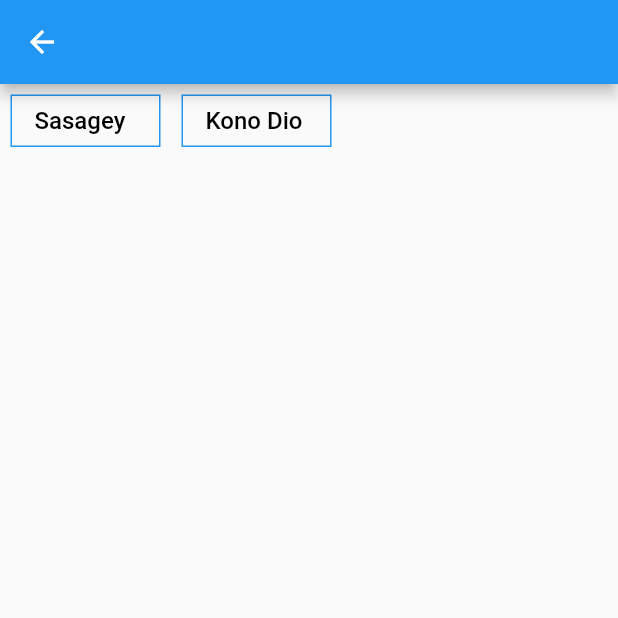
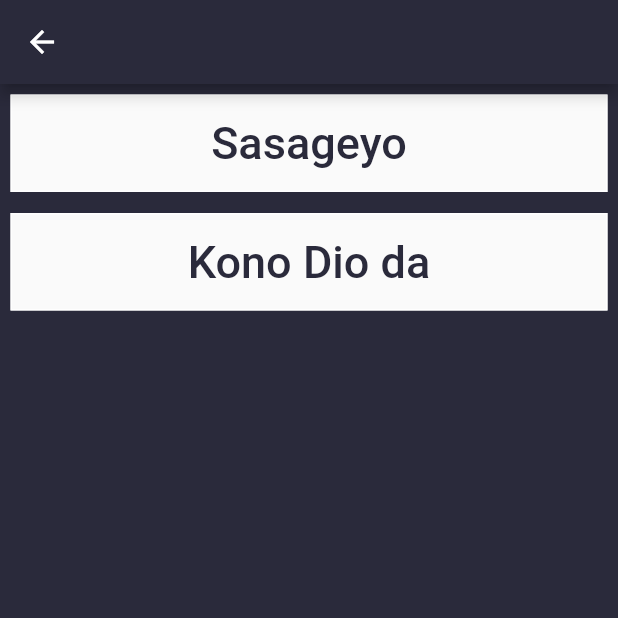
Before and after one commit to adianbu/sasageyo_alarm_app, a Flutter app: the Alarm screen opened by its route, after a tap on "Alarm Ringtone", on a phone screen of 412 x 824 dp, the top half of it. Run offline on Flutter 3.47's test engine with Material 2 defaults, Android fonts, the light colour scheme and no system bars; drawn by our look-alikes of custom_radio_grouped_button; our stand-ins replace flutter_local_notifications, sqflite; accounts and stored records are empty.

Commit message:
App almost complete

```diff
--- a/lib/alarm.dart
+++ b/lib/alarm.dart
@@ -1,3 +1,4 @@
+import 'package:sasageyo/main.dart';
 import 'package:sasageyo/utils/clientModel.dart';
 import 'package:sasageyo/utils/database.dart';
 import 'package:flutter/material.dart';
@@ -59,7 +60,11 @@
   @override
   Widget build(BuildContext context) {
     return Scaffold(
+      backgroundColor: Color(0xFF2A2A3B),
       appBar: AppBar(
+        elevation: 10,
+        shadowColor: Color(0xFF2A2A3B),
+        backgroundColor: Color(0xFF2A2A3B),
         title: Row(
           mainAxisAlignment: MainAxisAlignment.spaceBetween,
           children: [
@@ -67,11 +72,13 @@
             IconButton(
               icon: Icon(Icons.check),
               onPressed: () async {
+                //for entering into database
                 var e = await DBProvider.db.getAllClients();
                 if (e.length != 0) {
                   print("db full");
                   return Navigator.pop(context);
                 }
+
                 var newAlarm = Client(
                     id: i,
                     time: time,
@@ -89,13 +96,18 @@
       ),
       body: Column(
         children: [
-          Text("Next alarm will ring on"),
-          Text("Day, March 1"),
+          // Text("Next alarm will ring on"),
+          // Text("Day, March 1"),
+
           Container(
             child: Column(
               mainAxisAlignment: MainAxisAlignment.center,
               children: [
-                Text("Enter Time"),
+                Padding(
+                  padding: const EdgeInsets.all(8.0),
+                  child: Text("Enter Time",
+                       style: TextStyle(fontSize: 30, color: Colors.white)),
+                ),
                 Row(
                   mainAxisAlignment: MainAxisAlignment.center,
                   children: [
@@ -108,13 +120,17 @@
                             width: 80,
                             // color: Colors.amber,
                             child: TextField(
-                              decoration: InputDecoration(hintText: '00'),
+                              decoration: InputDecoration(hintText: '00',hintStyle: TextStyle(
+                                fontSize: 70,
+                                color: Colors.white
+                              ),),
                               inputFormatters: [
                                 LengthLimitingTextInputFormatter(2),
                               ],
                               keyboardType: TextInputType.number,
                               style: TextStyle(
                                 fontSize: 70,
+                                color: Colors.white
                               ),
                               cursorHeight: 70,
                               // cursorWidth: 10,
@@ -124,13 +140,15 @@
                               },
                             ),
                           ),
-                          Text("hour")
+                          Text("hour",
+                       style: TextStyle(fontSize: 20, color: Colors.white))
                         ],
                       ),
                     ),
                     Text(
                       ":",
-                      style: TextStyle(fontSize: 90),
+                      style: TextStyle(fontSize: 90,
+                      color: Colors.white),
                     ),
                     Expanded(
                       child: Column(
@@ -141,13 +159,17 @@
                             width: 80,
                             // color: Colors.amber,
                             child: TextField(
-                              decoration: InputDecoration(hintText: '00'),
+                              decoration: InputDecoration(hintText: '00',hintStyle: TextStyle(
+                                fontSize: 70,
+                                color: Colors.white
+                              ),),
                               inputFormatters: [
                                 LengthLimitingTextInputFormatter(2),
                               ],
                               keyboardType: TextInputType.number,
                               style: TextStyle(
                                 fontSize: 70,
+                                color: Colors.white
                               ),
                               cursorHeight: 70,
                               // cursorWidth: 10,
@@ -155,7 +177,8 @@
                               onChanged: (text) {},
                             ),
                           ),
-                          Text("minute")
+                          Text("minute",
+                       style: TextStyle(fontSize: 20, color: Colors.white))
                         ],
                       ),
                     ),
@@ -167,7 +190,11 @@
           Divider(
             color: Colors.grey,
           ),
-          Text("Repeat"),
+          Padding(
+            padding: const EdgeInsets.all(4.0),
+            child: Text("Repeat",
+                         style: TextStyle(fontSize: 20, color: Colors.white)),
+          ),
           Container(
             padding: EdgeInsets.only(left: 60),
             child: Center(
@@ -213,7 +240,8 @@
             color: Colors.grey,
           ),
           SwitchListTile(
-            title: Text("Vibrate"),
+            title: Text("Vibrate",
+                       style: TextStyle(fontSize: 20, color: Colors.white)),
             value: toggleVibrate,
             onChanged: (value) {
               setState(() {
@@ -221,14 +249,12 @@
               });
             },
           ),
+
           ListTile(
-            title: Text("Alarm Duration"),
-            subtitle: Text("1 minute"),
-            onTap: () {},
-          ),
-          ListTile(
-            title: Text("Alarm Ringtone"),
-            subtitle: Text(ring),
+            title: Text("Alarm Ringtone",
+                       style: TextStyle(fontSize: 20, color: Colors.white)),
+            subtitle: Text(ring,
+                       style: TextStyle( color: Colors.white70)),
             onTap: () async {
               final ringName = await Navigator.pushNamed(context, '/ring');
               setState(() {
@@ -237,15 +263,25 @@
               print(ringName);
             },
           ),
+
           ListTile(
-            title: Text("Label"),
-            subtitle: Text(label),
+            title: Text("Label",
+                       style: TextStyle(fontSize: 20, color: Colors.white)),
+            subtitle: Text(label,
+                       style: TextStyle( color: Colors.white70)),
+
             onTap: () {
               return createDialog(context).then((value) {
                 setState(() {
                   label = value;
                 });
               });
+
+              return TextField(
+                onChanged: (value) => setState(() {
+                  label = value;
+                }),
+              );
               // return showDialog(
               //     context: context,
               //     builder: (context) {
--- a/lib/ringtone.dart
+++ b/lib/ringtone.dart
@@ -11,11 +11,19 @@
   @override
   Widget build(BuildContext context) {
     return Scaffold(
-      appBar: AppBar(),
+      backgroundColor: Color(0xFF2A2A3B),
+      appBar: AppBar(
+         backgroundColor: Color(0xFF2A2A3B),
+      ),
       body: SafeArea(
+        child: Center(
           child: CustomRadioButton(
+            selectedBorderColor: Color(0xFF2A2A3B),
+            unSelectedBorderColor: Colors.white,
             elevation: 0,
-          horizontal: false,
+            horizontal: true,
+            autoWidth: true,
+            height: 65,
             absoluteZeroSpacing: false,
             unSelectedColor: Theme.of(context).canvasColor,
             buttonLables: [
@@ -28,8 +36,8 @@
             ],
             buttonTextStyle: ButtonTextStyle(
                 selectedColor: Colors.white,
-              unSelectedColor: Colors.black,
-              textStyle: TextStyle(fontSize: 16)),
+                unSelectedColor: Color(0xFF2A2A3B),
+                textStyle: TextStyle(fontSize: 30)),
             radioButtonValue: (value) {
               print(value);
               setState(() {
@@ -37,7 +45,8 @@
               });
               Navigator.pop(context, ring2);
             },
-          selectedColor: Theme.of(context).accentColor,
+            selectedColor: Color(0xFF2A2A3B),
+          ),
         ),
       ),
     );
```
Also changed, not shown: lib/main.dart (+146 -57 lines), pubspec.yaml (+14 -0 lines), assets/clock.png (added), pubspec.lock, 6 other files. Lines whose indentation alone changed are shown as unchanged.
